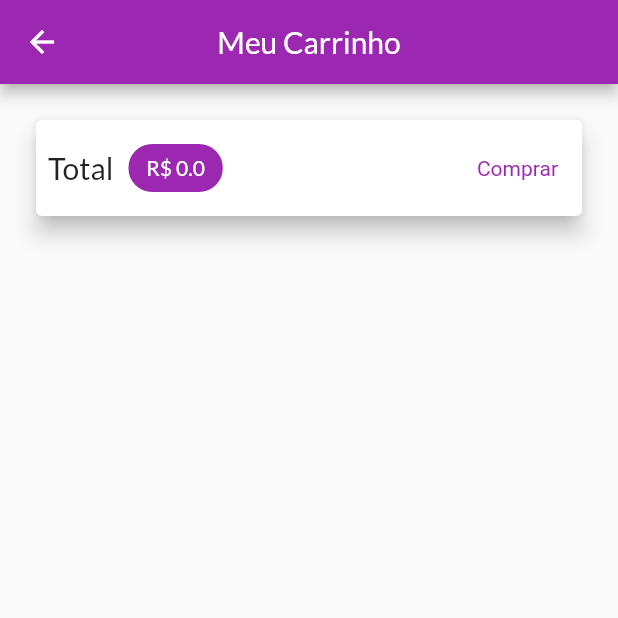
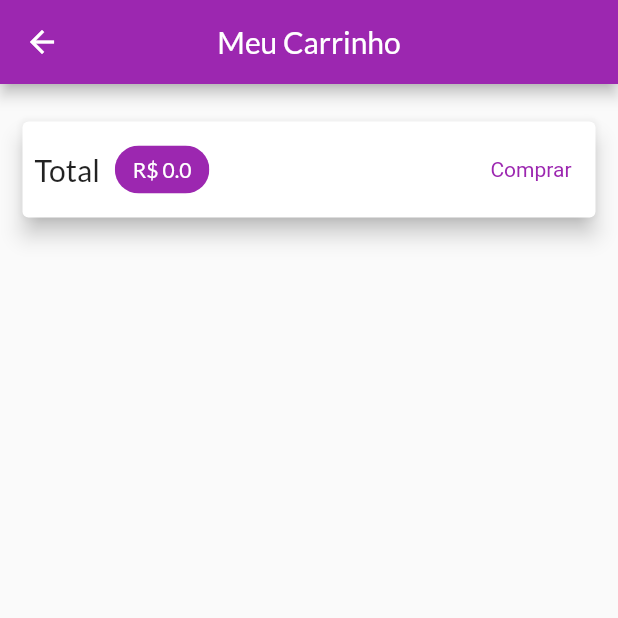
Before and after one commit to Henrique523/coder-flutter-udemy, a Flutter app: the CartPage screen opened by its route, on a phone screen of 412 x 824 dp, the top half of it. Run offline on Flutter 3.47's test engine with Material 2 defaults, Android fonts, the phone set to English and light mode, and no system bars; network calls fail.

Commit message:
continua desenvolvimento do modulo de gerenciamento de componentes

```diff
--- a/gerenciamento_estados/lib/pages/cart_page.dart
+++ b/gerenciamento_estados/lib/pages/cart_page.dart
@@ -18,7 +18,10 @@
         children: [
           Card(
             elevation: 6,
-            margin: EdgeInsets.all(24),
+            margin: EdgeInsets.symmetric(
+              horizontal: 15,
+              vertical: 25,
+            ),
             child: Padding(
               padding: const EdgeInsets.all(8),
               child: Row(
```
Also changed, not shown: gerenciamento_estados/lib/components/cart_item_component.dart (+20 -1 lines).
